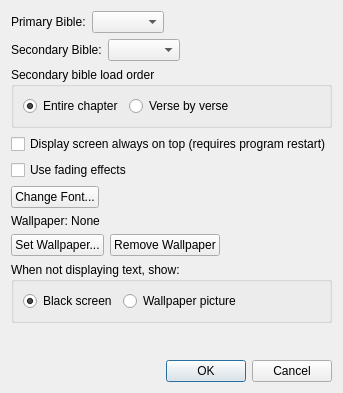
SoftProjector/src, file src/settingsdialog.ui: the form before one commit.
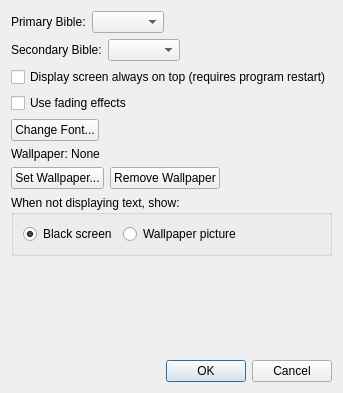
The form after the commit.

Commit message: Removed the option to load by chapter or by verse; since it's no longer required nor used.

Patch:
```diff
--- a/src/settingsdialog.ui
+++ b/src/settingsdialog.ui
@@ -68,38 +68,6 @@
      </item>
     </layout>
    </item>
-   <item>
-    <widget class="QGroupBox" name="groupBox">
-     <property name="title">
-      <string>Secondary bible load order</string>
-     </property>
-     <layout class="QFormLayout" name="formLayout">
-      <item row="0" column="0">
-       <widget class="QRadioButton" name="chapter_rbutton">
-        <property name="toolTip">
-         <string>Pre-load secondary bible by chapter (slow on initial chapter load when chapter changed, but fast on verse change)</string>
-        </property>
-        <property name="text">
-         <string>Entire chapter</string>
-        </property>
-        <property name="checked">
-         <bool>true</bool>
-        </property>
-       </widget>
-      </item>
-      <item row="0" column="1">
-       <widget class="QRadioButton" name="verse_rbutton">
-        <property name="toolTip">
-         <string>Pre-load secondary bible verse by verese (fast on chapter load but slightly slower on verse changes)</string>
-        </property>
-        <property name="text">
-         <string>Verse by verse</string>
-        </property>
-       </widget>
-      </item>
-     </layout>
-    </widget>
-   </item>
    <item>
     <widget class="QCheckBox" name="display_on_top_box">
      <property name="text">
```
The commit also changes 4 other files.
